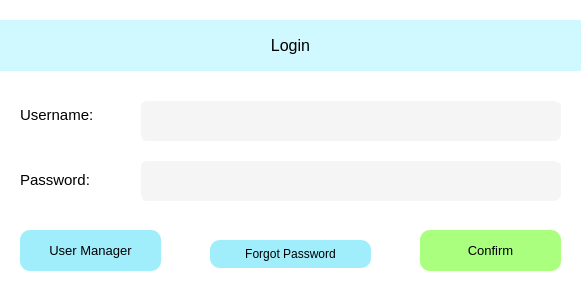
Before: the Qt Designer form gui/ui_files/UF_Login.ui in ZachThornee/3K04PaceMaker, drawn with Qt 5.
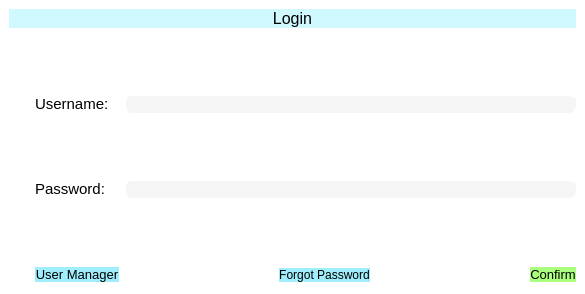
After: the same form once the commit is applied.

Diff of the .ui file:
```diff
--- a/gui/ui_files/UF_Login.ui
+++ b/gui/ui_files/UF_Login.ui
@@ -1,12 +1,12 @@
 <?xml version="1.0" encoding="UTF-8"?>
 <ui version="4.0">
- <class>UF_Login</class>
- <widget class="QWidget" name="UF_Login">
+ <class>MainWindow</class>
+ <widget class="QMainWindow" name="MainWindow">
   <property name="geometry">
    <rect>
     <x>0</x>
     <y>0</y>
-    <width>581</width>
+    <width>585</width>
     <height>294</height>
    </rect>
   </property>
@@ -16,15 +16,67 @@
   <property name="styleSheet">
    <string notr="true">BACKGROUND-COLOR: rgb(255, 255, 255)</string>
   </property>
+  <widget class="QWidget" name="UF_Login">
+   <layout class="QGridLayout" name="gridLayout">
+    <item row="10" column="4">
+     <spacer name="horizontalSpacer_2">
+      <property name="orientation">
+       <enum>Qt::Horizontal</enum>
+      </property>
+      <property name="sizeHint" stdset="0">
+       <size>
+        <width>40</width>
+        <height>20</height>
+       </size>
+      </property>
+     </spacer>
+    </item>
+    <item row="6" column="2" colspan="4">
+     <widget class="QLineEdit" name="TB_Password">
+      <property name="styleSheet">
+       <string notr="true">BACKGROUND-COLOR: rgb(245, 245, 245);
+BORDER-COLOR: rgb(245, 245, 245);
+BORDER-RADIUS: 7px;
+BORDER-WIDTH: 1px;
+BORDER-STYLE: outset;</string>
+      </property>
+      <property name="text">
+       <string/>
+      </property>
+     </widget>
+    </item>
+    <item row="9" column="1">
+     <spacer name="verticalSpacer_3">
+      <property name="orientation">
+       <enum>Qt::Vertical</enum>
+      </property>
+      <property name="sizeHint" stdset="0">
+       <size>
+        <width>20</width>
+        <height>40</height>
+       </size>
+      </property>
+     </spacer>
+    </item>
+    <item row="0" column="0" colspan="6">
+     <widget class="QLabel" name="LAB_Login">
+      <property name="layoutDirection">
+       <enum>Qt::LeftToRight</enum>
+      </property>
+      <property name="styleSheet">
+       <string notr="true">BACKGROUND-COLOR: rgb(208, 248, 255);
+</string>
+      </property>
+      <property name="text">
+       <string>&lt;html&gt;&lt;head/&gt;&lt;body&gt;&lt;p&gt;&lt;span style=&quot; font-size:12pt;&quot;&gt;Login&lt;/span&gt;&lt;/p&gt;&lt;/body&gt;&lt;/html&gt;</string>
+      </property>
+      <property name="alignment">
+       <set>Qt::AlignCenter</set>
+      </property>
+     </widget>
+    </item>
+    <item row="10" column="5">
   <widget class="QPushButton" name="PB_Confirm">
-   <property name="geometry">
-    <rect>
-     <x>420</x>
-     <y>230</y>
-     <width>141</width>
-     <height>41</height>
-    </rect>
-   </property>
    <property name="font">
     <font>
      <pointsize>10</pointsize>
@@ -44,15 +96,36 @@
     <string>Confirm</string>
    </property>
   </widget>
+    </item>
+    <item row="6" column="1">
+     <widget class="QLabel" name="LAB_Password">
+      <property name="text">
+       <string>&lt;html&gt;&lt;head/&gt;&lt;body&gt;&lt;p&gt;&lt;span style=&quot; font-size:11pt;&quot;&gt;Password:&lt;/span&gt;&lt;/p&gt;&lt;/body&gt;&lt;/html&gt;</string>
+      </property>
+     </widget>
+    </item>
+    <item row="10" column="2">
+     <spacer name="horizontalSpacer">
+      <property name="orientation">
+       <enum>Qt::Horizontal</enum>
+      </property>
+      <property name="sizeHint" stdset="0">
+       <size>
+        <width>40</width>
+        <height>20</height>
+       </size>
+      </property>
+     </spacer>
+    </item>
+    <item row="3" column="1">
+     <widget class="QLabel" name="LAB_Username">
+      <property name="text">
+       <string>&lt;html&gt;&lt;head/&gt;&lt;body&gt;&lt;p&gt;&lt;span style=&quot; font-size:11pt;&quot;&gt;Username:&lt;/span&gt;&lt;/p&gt;&lt;/body&gt;&lt;/html&gt;</string>
+      </property>
+     </widget>
+    </item>
+    <item row="10" column="1">
   <widget class="QPushButton" name="PB_UserManager">
-   <property name="geometry">
-    <rect>
-     <x>20</x>
-     <y>230</y>
-     <width>141</width>
-     <height>41</height>
-    </rect>
-   </property>
    <property name="font">
     <font>
      <pointsize>10</pointsize>
@@ -72,64 +145,20 @@
     <string>User Manager</string>
    </property>
   </widget>
-  <widget class="QLabel" name="LAB_Login">
-   <property name="geometry">
-    <rect>
-     <x>0</x>
-     <y>20</y>
-     <width>581</width>
-     <height>51</height>
-    </rect>
-   </property>
-   <property name="layoutDirection">
-    <enum>Qt::LeftToRight</enum>
-   </property>
+    </item>
+    <item row="3" column="2" colspan="4">
+     <widget class="QLineEdit" name="TB_Username">
    <property name="styleSheet">
-    <string notr="true">BACKGROUND-COLOR: rgb(208, 248, 255);
-</string>
-   </property>
-   <property name="text">
-    <string>&lt;html&gt;&lt;head/&gt;&lt;body&gt;&lt;p&gt;&lt;span style=&quot; font-size:12pt;&quot;&gt;Login&lt;/span&gt;&lt;/p&gt;&lt;/body&gt;&lt;/html&gt;</string>
-   </property>
-   <property name="alignment">
-    <set>Qt::AlignCenter</set>
-   </property>
-  </widget>
-  <widget class="QLabel" name="LAB_Username">
-   <property name="geometry">
-    <rect>
-     <x>20</x>
-     <y>100</y>
-     <width>91</width>
-     <height>31</height>
-    </rect>
-   </property>
-   <property name="text">
-    <string>&lt;html&gt;&lt;head/&gt;&lt;body&gt;&lt;p&gt;&lt;span style=&quot; font-size:11pt;&quot;&gt;Username:&lt;/span&gt;&lt;/p&gt;&lt;/body&gt;&lt;/html&gt;</string>
-   </property>
-  </widget>
-  <widget class="QLabel" name="LAB_Password">
-   <property name="geometry">
-    <rect>
-     <x>20</x>
-     <y>170</y>
-     <width>81</width>
-     <height>21</height>
-    </rect>
-   </property>
-   <property name="text">
-    <string>&lt;html&gt;&lt;head/&gt;&lt;body&gt;&lt;p&gt;&lt;span style=&quot; font-size:11pt;&quot;&gt;Password:&lt;/span&gt;&lt;/p&gt;&lt;/body&gt;&lt;/html&gt;</string>
-   </property>
-  </widget>
+       <string notr="true">BACKGROUND-COLOR: rgb(245, 245, 245);
+BORDER-COLOR: rgb(245, 245, 245);
+BORDER-RADIUS: 7px;
+BORDER-WIDTH: 1px;
+BORDER-STYLE: outset;</string>
+      </property>
+     </widget>
+    </item>
+    <item row="10" column="3">
   <widget class="QPushButton" name="PB_ForgotPassword">
-   <property name="geometry">
-    <rect>
-     <x>210</x>
-     <y>240</y>
-     <width>161</width>
-     <height>28</height>
-    </rect>
-   </property>
    <property name="layoutDirection">
     <enum>Qt::LeftToRight</enum>
    </property>
@@ -144,42 +173,34 @@
     <string>Forgot Password</string>
    </property>
   </widget>
-  <widget class="QLineEdit" name="TB_Username">
-   <property name="geometry">
-    <rect>
-     <x>140</x>
-     <y>100</y>
-     <width>421</width>
-     <height>41</height>
-    </rect>
-   </property>
-   <property name="styleSheet">
-    <string notr="true">BACKGROUND-COLOR: rgb(245, 245, 245);
-BORDER-COLOR: rgb(245, 245, 245);
-BORDER-RADIUS: 7px;
-BORDER-WIDTH: 1px;
-BORDER-STYLE: outset;</string>
-   </property>
-  </widget>
-  <widget class="QLineEdit" name="TB_Password">
-   <property name="geometry">
-    <rect>
-     <x>140</x>
-     <y>160</y>
-     <width>421</width>
-     <height>41</height>
-    </rect>
-   </property>
-   <property name="styleSheet">
-    <string notr="true">BACKGROUND-COLOR: rgb(245, 245, 245);
-BORDER-COLOR: rgb(245, 245, 245);
-BORDER-RADIUS: 7px;
-BORDER-WIDTH: 1px;
-BORDER-STYLE: outset;</string>
-   </property>
-   <property name="text">
-    <string/>
-   </property>
+    </item>
+    <item row="4" column="2">
+     <spacer name="verticalSpacer_2">
+      <property name="orientation">
+       <enum>Qt::Vertical</enum>
+      </property>
+      <property name="sizeHint" stdset="0">
+       <size>
+        <width>20</width>
+        <height>20</height>
+       </size>
+      </property>
+     </spacer>
+    </item>
+    <item row="1" column="0">
+     <spacer name="verticalSpacer">
+      <property name="orientation">
+       <enum>Qt::Vertical</enum>
+      </property>
+      <property name="sizeHint" stdset="0">
+       <size>
+        <width>20</width>
+        <height>40</height>
+       </size>
+      </property>
+     </spacer>
+    </item>
+   </layout>
   </widget>
  </widget>
  <resources/>
```
Left out of the diff: 2 changed lines with no effect on the pictures. Lines whose indentation alone changed are shown as unchanged.
